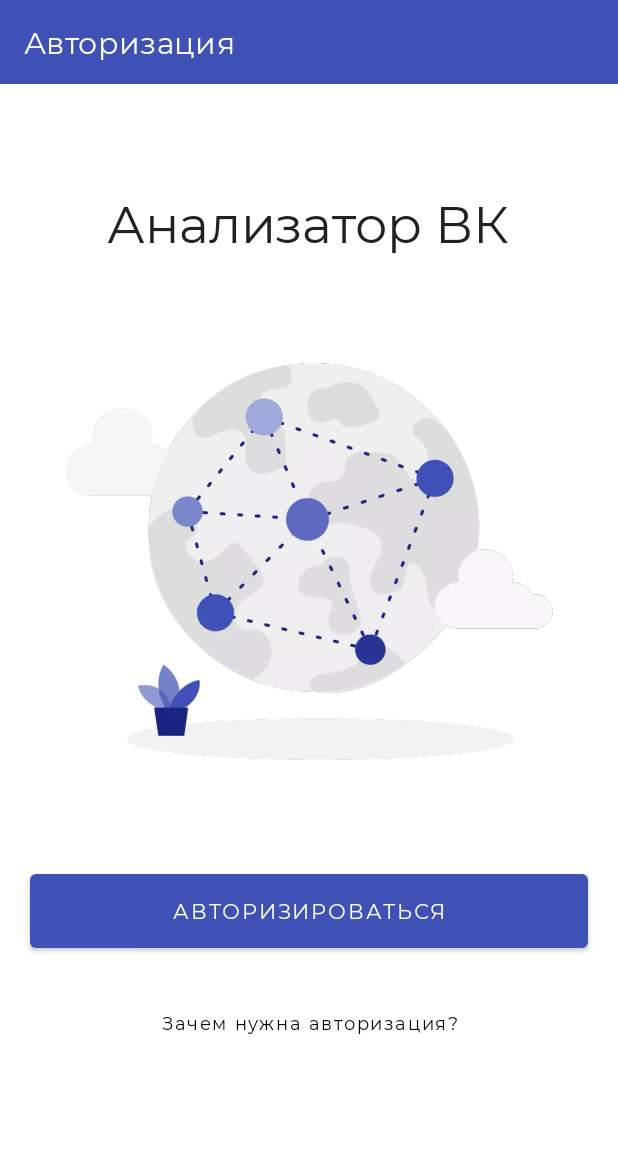
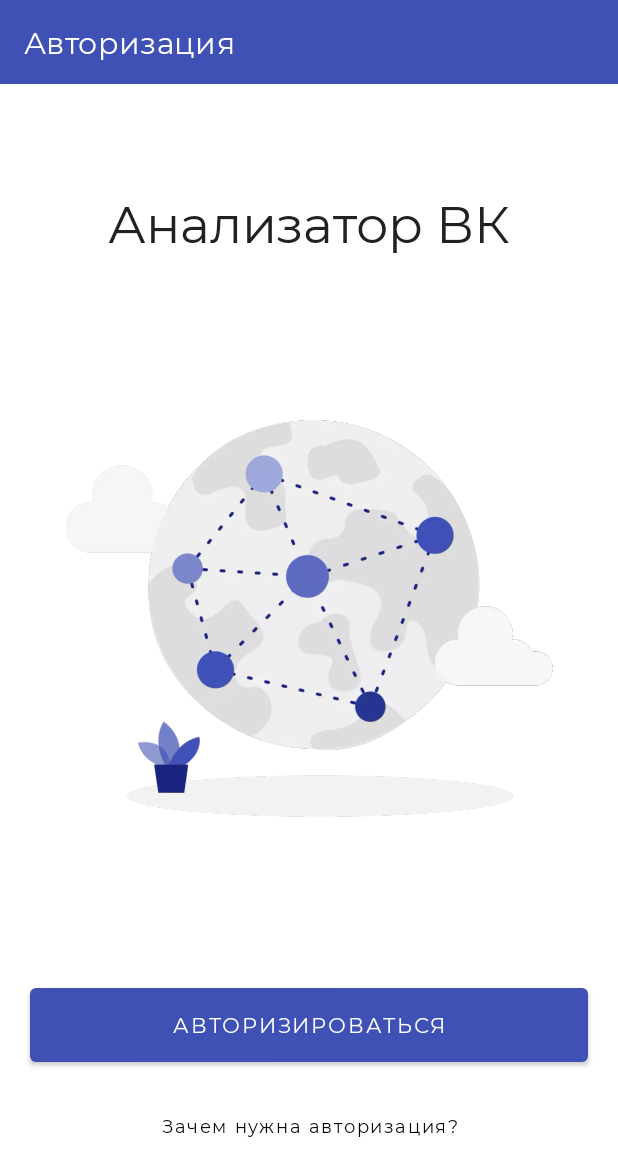
Before and after one commit to ivanovd422/VK.Analyzer, an Android app: the LoginActivity screen opened directly, with no data from a screen before it, on a phone screen of 412 x 824 dp. Shown: the top 1176 px of the screen. Run offline under Robolectric (Android 15) with nearby library versions, the light colour scheme and no system bars; libraries missing offline, so code that uses them is left out: com.vk.api; 6 statements that could not run were skipped.

Commit message:
fix paddings login screen

```diff
--- /dev/null
+++ b/app/src/main/res/drawable/ic_login_image.xml
@@ -0,0 +1,114 @@
+<vector xmlns:android="http://schemas.android.com/apk/res/android"
+    android:width="325dp"
+    android:height="265dp"
+    android:viewportWidth="325"
+    android:viewportHeight="265">
+  <path
+      android:pathData="M170.087,264.738C241.043,264.738 298.564,258.625 298.564,251.085C298.564,243.544 241.043,237.432 170.087,237.432C99.131,237.432 41.609,243.544 41.609,251.085C41.609,258.625 99.131,264.738 170.087,264.738Z"
+      android:strokeAlpha="0.45"
+      android:fillColor="#E6E6E6"
+      android:fillAlpha="0.45"/>
+  <path
+      android:pathData="M87.52,76.494C87.52,73.179 86.2,70 83.85,67.655C81.499,65.31 78.31,63.991 74.984,63.988C74.308,63.993 73.633,64.055 72.967,64.173C71.525,61.497 69.383,59.26 66.769,57.699C64.155,56.138 61.165,55.311 58.117,55.305H57.499C57.907,53.722 58.115,52.093 58.117,50.458C57.987,45.243 55.818,40.286 52.071,36.644C48.324,33.001 43.298,30.962 38.064,30.962C32.83,30.962 27.803,33.001 24.056,36.644C20.31,40.286 18.14,45.243 18.01,50.458C18.013,52.093 18.221,53.722 18.629,55.305H18.01C15.752,55.244 13.505,55.635 11.402,56.454C9.298,57.273 7.381,58.504 5.762,60.073C4.144,61.643 2.858,63.52 1.979,65.594C1.101,67.668 0.648,69.896 0.648,72.146C0.648,74.397 1.101,76.625 1.979,78.699C2.858,80.772 4.144,82.649 5.762,84.219C7.381,85.789 9.298,87.02 11.402,87.839C13.505,88.658 15.752,89.048 18.01,88.988H76.655V88.864C79.661,88.461 82.419,86.986 84.417,84.711C86.415,82.436 87.518,79.517 87.52,76.494Z"
+      android:strokeAlpha="0.37"
+      android:fillColor="#E6E6E6"
+      android:fillAlpha="0.37"/>
+  <path
+      android:pathData="M165.508,219.425C226.082,219.425 275.187,170.485 275.187,110.115C275.187,49.744 226.082,0.804 165.508,0.804C104.933,0.804 55.828,49.744 55.828,110.115C55.828,170.485 104.933,219.425 165.508,219.425Z"
+      android:fillColor="#EFEFEF"/>
+  <path
+      android:pathData="M84.451,38.569C84.451,38.569 85.416,54.331 96.282,49.669C107.147,45.007 121.762,39.802 120.19,57.155C118.619,74.508 127.306,76.889 139.569,72.523C151.833,68.157 145.893,67.01 146.685,51.235C147.477,35.461 126.91,34.622 130.078,23.633C133.246,12.644 157.946,25.755 149.346,2.038C149.346,1.988 106.07,5.553 84.451,38.569Z"
+      android:strokeAlpha="0.55"
+      android:fillColor="#CECECE"
+      android:fillAlpha="0.55"/>
+  <path
+      android:pathData="M175.754,79.651C173.456,79.644 171.184,80.137 169.096,81.094C164.765,83.154 159.543,88.124 162.501,99.989C167.253,118.97 175.16,104.922 185.444,107.192C195.727,109.461 219.054,111.878 207.595,132.771C196.136,153.664 209.167,157.993 220.242,152.874C231.318,147.756 223.806,127.258 235.278,136.323C246.75,145.388 233.57,173.952 261.55,163C261.55,163 293.725,114.456 261.55,57.192C261.55,57.192 246.972,29.381 235.501,39.235C224.029,49.089 239.82,49.644 241.391,60.966C242.963,72.288 236.293,86.077 227.135,73.374C217.978,60.67 221.072,61.793 206.444,60.226C194.75,58.993 186.644,60.362 186.409,70.253C186.358,72.728 185.345,75.085 183.583,76.829C181.822,78.573 179.45,79.567 176.967,79.602L175.754,79.651Z"
+      android:strokeAlpha="0.55"
+      android:fillColor="#CECECE"
+      android:fillAlpha="0.55"/>
+  <path
+      android:pathData="M172.858,18.071C172.858,18.071 161.486,14.914 161.634,28.715C161.783,42.516 169.307,41.714 177.61,38.162C185.914,34.61 178.848,46.056 194.614,42.898C210.379,39.741 211.617,36.053 208.065,30.565C204.514,25.076 198.574,4.27 172.858,18.071Z"
+      android:strokeAlpha="0.55"
+      android:fillColor="#CECECE"
+      android:fillAlpha="0.55"/>
+  <path
+      android:pathData="M55.827,110.115C55.827,110.115 69.217,88.309 83.82,103.048C98.422,117.786 69.688,115.381 84.451,129.614C99.214,143.846 109.498,110.842 117.863,123.385C126.229,135.928 142.465,144.438 123.37,155.452C104.276,166.466 115.71,181.821 124.496,178.565C133.283,175.309 148.925,197.509 124.496,211.248C124.435,211.273 52.771,185.2 55.827,110.115Z"
+      android:strokeAlpha="0.55"
+      android:fillColor="#CECECE"
+      android:fillAlpha="0.55"/>
+  <path
+      android:pathData="M170.507,135.139C170.507,135.139 155.472,135.139 155.435,149.322C155.397,163.506 183.501,150.099 176.955,165.479C170.408,180.859 185.79,185.003 194.28,178.589C202.769,172.176 188.092,152.911 189.515,139.295C190.938,125.679 172.178,128.824 170.507,135.139Z"
+      android:strokeAlpha="0.55"
+      android:fillColor="#CECECE"
+      android:fillAlpha="0.55"/>
+  <path
+      android:pathData="M165.508,219.425C165.508,219.425 155.818,209.238 176.955,206.87C198.091,204.502 198.561,193.476 205.417,188.74C212.273,184.004 226.875,200.703 226.875,200.703C226.875,200.703 199.848,224.889 165.508,219.425Z"
+      android:strokeAlpha="0.55"
+      android:fillColor="#CECECE"
+      android:fillAlpha="0.55"/>
+  <path
+      android:pathData="M324.724,165.972C324.724,162.973 323.529,160.096 321.401,157.975C319.273,155.854 316.386,154.663 313.377,154.663C312.767,154.666 312.158,154.72 311.557,154.823C310.25,152.395 308.306,150.366 305.933,148.952C303.56,147.538 300.846,146.792 298.081,146.794H297.512C297.884,145.36 298.076,143.885 298.081,142.403C297.957,137.685 295.99,133.201 292.598,129.907C289.205,126.614 284.657,124.771 279.921,124.771C275.185,124.771 270.636,126.614 267.244,129.907C263.851,133.201 261.884,137.685 261.76,142.403C261.762,143.884 261.949,145.359 262.317,146.794H261.76C257.704,146.794 253.813,148.4 250.945,151.259C248.076,154.118 246.465,157.995 246.465,162.038C246.465,166.081 248.076,169.958 250.945,172.817C253.813,175.676 257.704,177.282 261.76,177.282H314.862V177.183C317.589,176.822 320.092,175.486 321.906,173.424C323.72,171.362 324.721,168.715 324.724,165.972Z"
+      android:fillColor="#F7F7F7"/>
+  <path
+      android:pathData="M81.617,99.594L163.292,104.811L246.452,77.493L132.652,36.596L81.617,99.594Z"
+      android:strokeLineJoin="round"
+      android:strokeWidth="2"
+      android:fillColor="#00000000"
+      android:strokeColor="#1A237E"
+      android:strokeLineCap="round"/>
+  <path
+      android:pathData="M81.617,99.594L100.229,167.008L203.362,191.552L246.452,77.493"
+      android:strokeLineJoin="round"
+      android:strokeWidth="2"
+      android:fillColor="#00000000"
+      android:strokeColor="#1A237E"
+      android:strokeLineCap="round"/>
+  <path
+      android:pathData="M100.229,167.009L161.498,104.812L203.363,191.552"
+      android:strokeLineJoin="round"
+      android:strokeWidth="2"
+      android:fillColor="#00000000"
+      android:strokeColor="#1A237E"
+      android:strokeLineCap="round"/>
+  <path
+      android:pathData="M246.452,89.814C253.28,89.814 258.815,84.298 258.815,77.493C258.815,70.688 253.28,65.172 246.452,65.172C239.625,65.172 234.09,70.688 234.09,77.493C234.09,84.298 239.625,89.814 246.452,89.814Z"
+      android:fillColor="#3F51B5"/>
+  <path
+      android:pathData="M100.23,179.33C107.058,179.33 112.592,173.813 112.592,167.009C112.592,160.204 107.058,154.688 100.23,154.688C93.402,154.688 87.867,160.204 87.867,167.009C87.867,173.813 93.402,179.33 100.23,179.33Z"
+      android:fillColor="#3F51B5"/>
+  <path
+      android:pathData="M161.498,104.811L132.652,36.596"
+      android:strokeLineJoin="round"
+      android:strokeWidth="2"
+      android:fillColor="#00000000"
+      android:strokeColor="#1A237E"
+      android:strokeLineCap="round"/>
+  <path
+      android:pathData="M203.363,201.64C208.954,201.64 213.486,197.123 213.486,191.552C213.486,185.98 208.954,181.463 203.363,181.463C197.772,181.463 193.24,185.98 193.24,191.552C193.24,197.123 197.772,201.64 203.363,201.64Z"
+      android:fillColor="#283593"/>
+  <path
+      android:pathData="M81.618,109.683C87.209,109.683 91.741,105.166 91.741,99.594C91.741,94.023 87.209,89.506 81.618,89.506C76.027,89.506 71.495,94.023 71.495,99.594C71.495,105.166 76.027,109.683 81.618,109.683Z"
+      android:fillColor="#7986CB"/>
+  <path
+      android:pathData="M161.498,119.019C169.372,119.019 175.754,112.658 175.754,104.812C175.754,96.965 169.372,90.604 161.498,90.604C153.625,90.604 147.242,96.965 147.242,104.812C147.242,112.658 153.625,119.019 161.498,119.019Z"
+      android:fillColor="#5C6BC0"/>
+  <path
+      android:pathData="M132.652,48.917C139.479,48.917 145.014,43.401 145.014,36.596C145.014,29.791 139.479,24.275 132.652,24.275C125.824,24.275 120.289,29.791 120.289,36.596C120.289,43.401 125.824,48.917 132.652,48.917Z"
+      android:fillColor="#9FA8DA"/>
+  <path
+      android:pathData="M65.121,231.783C65.121,231.783 51.509,228.083 48.601,215.503C48.601,215.503 69.638,211.26 70.232,232.905L65.121,231.783Z"
+      android:strokeAlpha="0.58"
+      android:fillColor="#3F51B5"
+      android:fillAlpha="0.58"/>
+  <path
+      android:pathData="M66.792,230.451C66.792,230.451 57.3,215.503 65.654,201.529C65.654,201.529 81.642,211.655 74.539,230.476L66.792,230.451Z"
+      android:strokeAlpha="0.73"
+      android:fillColor="#3F51B5"
+      android:fillAlpha="0.73"/>
+  <path
+      android:pathData="M69.23,230.451C69.23,230.451 74.18,214.677 89.389,211.692C89.389,211.692 92.223,221.929 79.576,230.5L69.23,230.451Z"
+      android:fillColor="#3F51B5"/>
+  <path
+      android:pathData="M59.392,230.105L62.139,248.864L79.464,248.938L82.025,230.192L59.392,230.105Z"
+      android:fillColor="#1A237E"/>
+</vector>
--- a/app/src/main/res/layout/activity_login.xml
+++ b/app/src/main/res/layout/activity_login.xml
@@ -5,12 +5,6 @@
     android:layout_width="match_parent"
     android:layout_height="match_parent"
     android:background="@color/colorWhite"
-    >
-
-    <LinearLayout
-        android:layout_width="match_parent"
-        android:layout_height="match_parent"
-        android:orientation="vertical"
     >
 
     <include
@@ -23,13 +17,11 @@
         style="@style/Widget.TextView.Montserrat"
         android:layout_width="wrap_content"
         android:layout_height="wrap_content"
-            android:layout_gravity="center"
         android:layout_marginTop="70dp"
         android:gravity="center"
         android:text="@string/login_main_text"
         android:textColor="@color/colorBlack"
         android:textSize="34sp"
-
         app:layout_constraintEnd_toEndOf="parent"
         app:layout_constraintStart_toStartOf="parent"
         app:layout_constraintTop_toBottomOf="@+id/toolbar_login"
@@ -39,9 +31,7 @@
         android:id="@+id/iv_logo"
         android:layout_width="wrap_content"
         android:layout_height="wrap_content"
-            android:layout_gravity="center"
-            android:layout_marginTop="70dp"
-            app:layout_constraintBottom_toTopOf="@+id/ll_auth_btn_container"
+        app:layout_constraintBottom_toTopOf="@+id/btn_auth_by_vk"
         app:layout_constraintEnd_toEndOf="parent"
         app:layout_constraintStart_toStartOf="parent"
         app:layout_constraintTop_toBottomOf="@+id/tv_title_login"
@@ -54,9 +44,9 @@
         android:layout_width="match_parent"
         android:layout_height="wrap_content"
         android:layout_marginStart="20dp"
-            android:layout_marginTop="70dp"
-
+        android:layout_marginTop="40dp"
         android:layout_marginEnd="20dp"
+        android:layout_marginBottom="110dp"
         android:padding="15dp"
         android:text="@string/auth_by_vk"
         android:textColor="@color/colorWhite"
@@ -72,16 +62,17 @@
         android:layout_width="wrap_content"
         android:layout_height="wrap_content"
         android:layout_gravity="center"
-            android:layout_marginTop="20dp"
         android:padding="0dp"
         android:text="@string/login_why_should_auth"
         android:textAllCaps="false"
         android:textColor="@color/black"
         android:textSize="12sp"
+        app:layout_constraintBottom_toBottomOf="parent"
+        app:layout_constraintEnd_toEndOf="parent"
+        app:layout_constraintStart_toStartOf="parent"
+        app:layout_constraintTop_toBottomOf="@+id/btn_auth_by_vk"
+        app:layout_constraintVertical_bias="0.2"
         />
-
-    </LinearLayout>
-
 
     <ProgressBar
         android:id="@+id/pb_auth_loading"
@@ -90,7 +81,6 @@
         android:layout_centerHorizontal="true"
         android:layout_centerVertical="true"
         android:visibility="gone"
-
         app:layout_constraintBottom_toBottomOf="parent"
         app:layout_constraintEnd_toEndOf="parent"
         app:layout_constraintStart_toStartOf="parent"
```
Also changed, not shown: app/src/main/java/com/lab422/vkanalyzer/ui/photosNear/userInfo/UserInfoBottomSheet.kt (added, +259 -0 lines), app/src/main/java/com/lab422/vkanalyzer/ui/photosNear/userInfo/UserInfoViewModel.kt (added, +60 -0 lines), app/src/main/java/com/lab422/vkanalyzer/ui/photosNear/userInfo/model/PhotoInfoModel.kt (added, +39 -0 lines), app/src/main/java/com/lab422/vkanalyzer/ui/photosNear/userInfo/model/UserInfoModel.kt (added, +11 -0 lines). Lines whose indentation alone changed are shown as unchanged.
